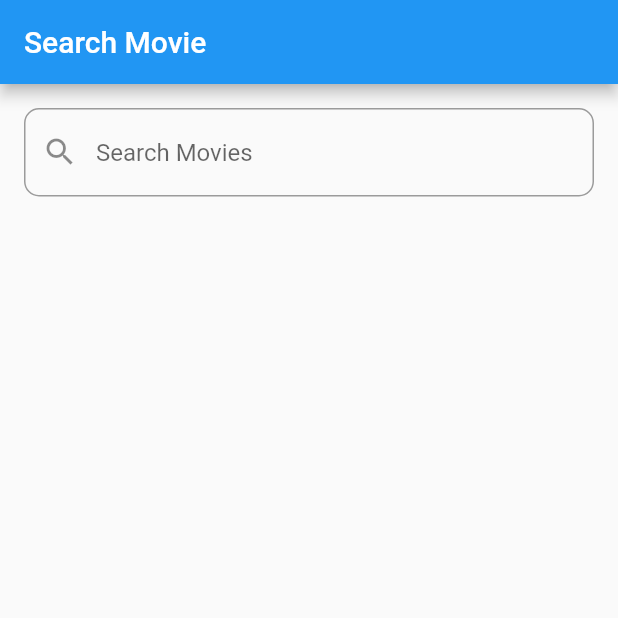
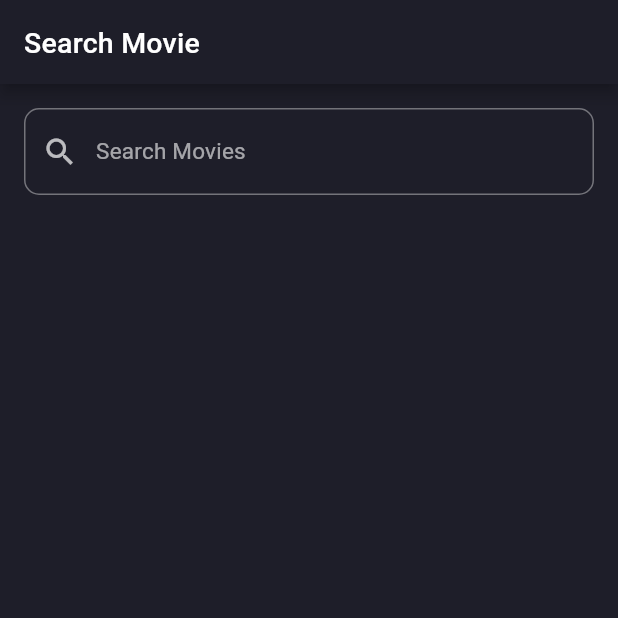
Before and after one commit to rafaelmeteoro/omdb-flutter, a Flutter app: the screen it shows after launch, on a phone screen of 412 x 824 dp, the top half of it. Run offline on Flutter 3.47's test engine with Material 2 defaults, Android fonts, the phone set to English and light mode, and no system bars; our stand-ins replace bloc, dio, equatable, flutter_bloc, flutter_modular, rxdart.

Commit message:
Alterado thema do app

```diff
--- a/lib/app/app_widget.dart
+++ b/lib/app/app_widget.dart
@@ -1,5 +1,7 @@
 import 'package:flutter/material.dart';
 import 'package:flutter_modular/flutter_modular.dart';
+import 'package:omdb_flutter/app/core/styles/colors.dart';
+import 'package:omdb_flutter/app/core/styles/text_styles.dart';
 
 class AppWidget extends StatelessWidget {
   const AppWidget({Key? key}) : super(key: key);
@@ -9,6 +11,14 @@ class AppWidget extends StatelessWidget {
     return MaterialApp.router(
       debugShowCheckedModeBanner: false,
       title: "Omdb Flutter App",
+      theme: ThemeData.dark().copyWith(
+        primaryColor: kRichBlack,
+        scaffoldBackgroundColor: kRichBlack,
+        textTheme: kTextTheme,
+        colorScheme: kColorScheme.copyWith(
+          secondary: Colors.redAccent,
+        ),
+      ),
       routeInformationParser: Modular.routeInformationParser,
       routerDelegate: Modular.routerDelegate,
     );
--- /dev/null
+++ b/lib/app/core/styles/colors.dart
@@ -0,0 +1,21 @@
+import 'package:flutter/material.dart';
+
+const Color kRichBlack = Color(0xFF1E1E29);
+const Color kSpaceGrey = Color(0xFF26262F);
+const Color kOxfordBlue = Color(0xFF001D3D);
+
+const kColorScheme = ColorScheme(
+  primary: Colors.redAccent,
+  primaryContainer: Colors.redAccent,
+  secondary: kSpaceGrey,
+  secondaryContainer: kSpaceGrey,
+  surface: kRichBlack,
+  background: kRichBlack,
+  error: Colors.redAccent,
+  onPrimary: kRichBlack,
+  onSecondary: Colors.white,
+  onSurface: Colors.white,
+  onBackground: Colors.white,
+  onError: Colors.white,
+  brightness: Brightness.dark,
+);
--- /dev/null
+++ b/lib/app/core/styles/text_styles.dart
@@ -0,0 +1,28 @@
+import 'package:flutter/material.dart';
+
+const TextStyle kHeading5 = TextStyle(
+  fontSize: 23,
+  fontWeight: FontWeight.w400,
+);
+const TextStyle kHeading6 = TextStyle(
+  fontSize: 19,
+  fontWeight: FontWeight.w500,
+  letterSpacing: 0.15,
+);
+const TextStyle kSubtitle = TextStyle(
+  fontSize: 15,
+  fontWeight: FontWeight.w400,
+  letterSpacing: 0.15,
+);
+const TextStyle kBodyText = TextStyle(
+  fontSize: 13,
+  fontWeight: FontWeight.w400,
+  letterSpacing: 0.25,
+);
+
+const kTextTheme = TextTheme(
+  headline5: kHeading5,
+  headline6: kHeading6,
+  subtitle1: kSubtitle,
+  bodyText2: kBodyText,
+);
--- a/lib/app/modules/home/presentation/pages/home_page.dart
+++ b/lib/app/modules/home/presentation/pages/home_page.dart
@@ -78,9 +78,6 @@ class _HomePageState extends State<HomePage> {
                       child: Text(
                         'Nenhum resultado econtrado. Faça outra pesquisa.',
                         textAlign: TextAlign.center,
-                        style: TextStyle(
-                          fontSize: 18.0,
-                        ),
                       ),
                     ),
                   );
--- a/lib/app/modules/home/presentation/widgets/search_text_field.dart
+++ b/lib/app/modules/home/presentation/widgets/search_text_field.dart
@@ -12,6 +12,7 @@ class SearchTextField extends StatelessWidget {
   @override
   Widget build(BuildContext context) {
     return TextField(
+      key: const Key("enterMovieQuery"),
       onChanged: (query) {
         _onQueryChanged(query);
       },
@@ -19,12 +20,18 @@ class SearchTextField extends StatelessWidget {
         hintText: 'Search Movies',
         prefixIcon: const Icon(
           Icons.search,
+          color: Colors.white70,
         ),
         border: OutlineInputBorder(
           borderRadius: BorderRadius.circular(10.0),
         ),
+        focusedBorder: OutlineInputBorder(
+          borderRadius: BorderRadius.circular(10.0),
+          borderSide: const BorderSide(color: Colors.white),
+        ),
       ),
       textInputAction: TextInputAction.search,
+      cursorColor: Colors.white,
     );
   }
 }
--- a/pubspec.yaml
+++ b/pubspec.yaml
@@ -20,6 +20,7 @@ dependencies:
   bloc: ^8.0.3
   flutter_bloc: ^8.0.1
   rxdart: ^0.27.3
+  cached_network_image: ^3.2.0
 
 dev_dependencies:
   bloc_test: ^9.0.3
```
Also changed, not shown: lib/app/modules/home/presentation/widgets/item_card_list.dart (+44 -5 lines), 6 other files.
